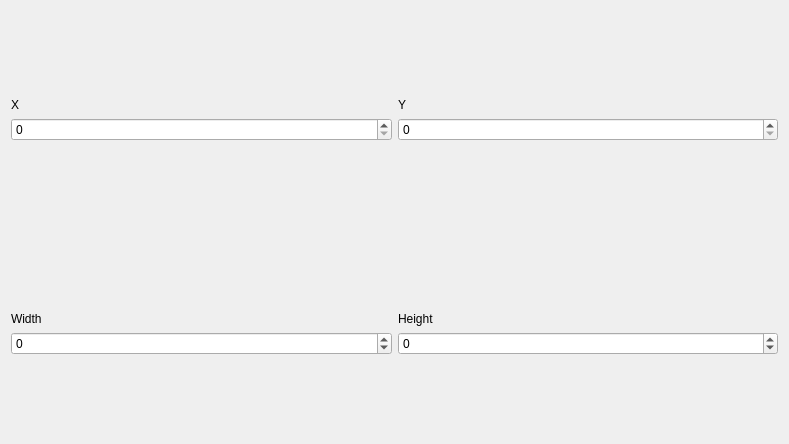
Qt form gui-tool/ui/puppettab.ui (headshot2017/smbzg-charloader) before a commit.
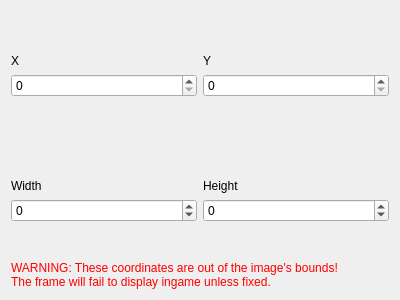
The same form after that commit.

Commit message: gui-tool: warn user if frame coords is out of bounds

```diff
--- a/gui-tool/ui/puppettab.ui
+++ b/gui-tool/ui/puppettab.ui
@@ -6,8 +6,8 @@
    <rect>
     <x>0</x>
     <y>0</y>
-    <width>789</width>
-    <height>444</height>
+    <width>400</width>
+    <height>300</height>
    </rect>
   </property>
   <property name="windowTitle">
@@ -160,6 +160,23 @@
      </item>
     </layout>
    </item>
+   <item>
+    <widget class="QLabel" name="lbl_warning">
+     <property name="sizePolicy">
+      <sizepolicy hsizetype="Preferred" vsizetype="Maximum">
+       <horstretch>0</horstretch>
+       <verstretch>0</verstretch>
+      </sizepolicy>
+     </property>
+     <property name="styleSheet">
+      <string notr="true">color: red</string>
+     </property>
+     <property name="text">
+      <string>WARNING: These coordinates are out of the image's bounds!
+The frame will fail to display ingame unless fixed.</string>
+     </property>
+    </widget>
+   </item>
   </layout>
  </widget>
  <resources/>
```
The commit also changes 4 other files.
